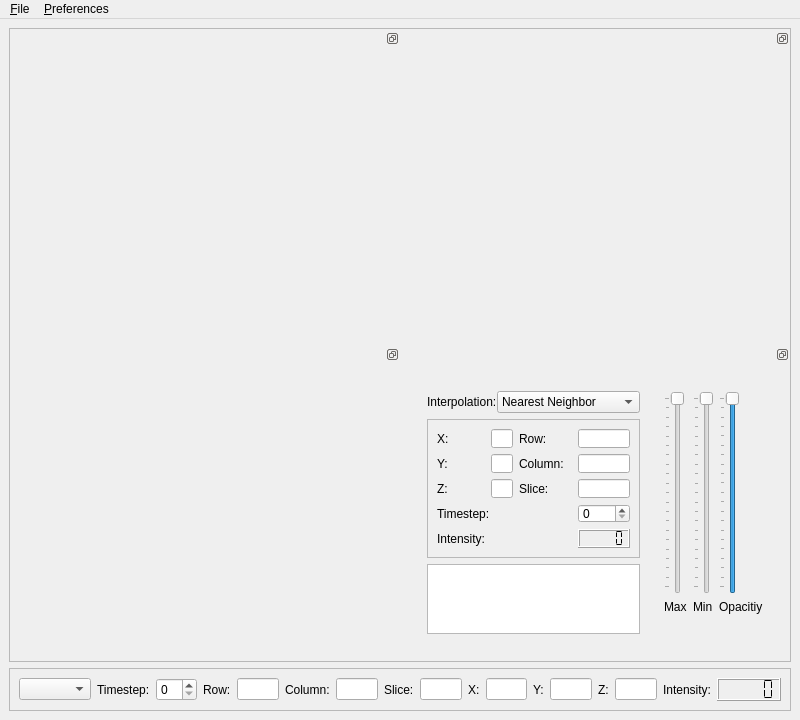
First picture: the form in forms/isisViewerMain.ui, repository isis-group/vast, before the edit.
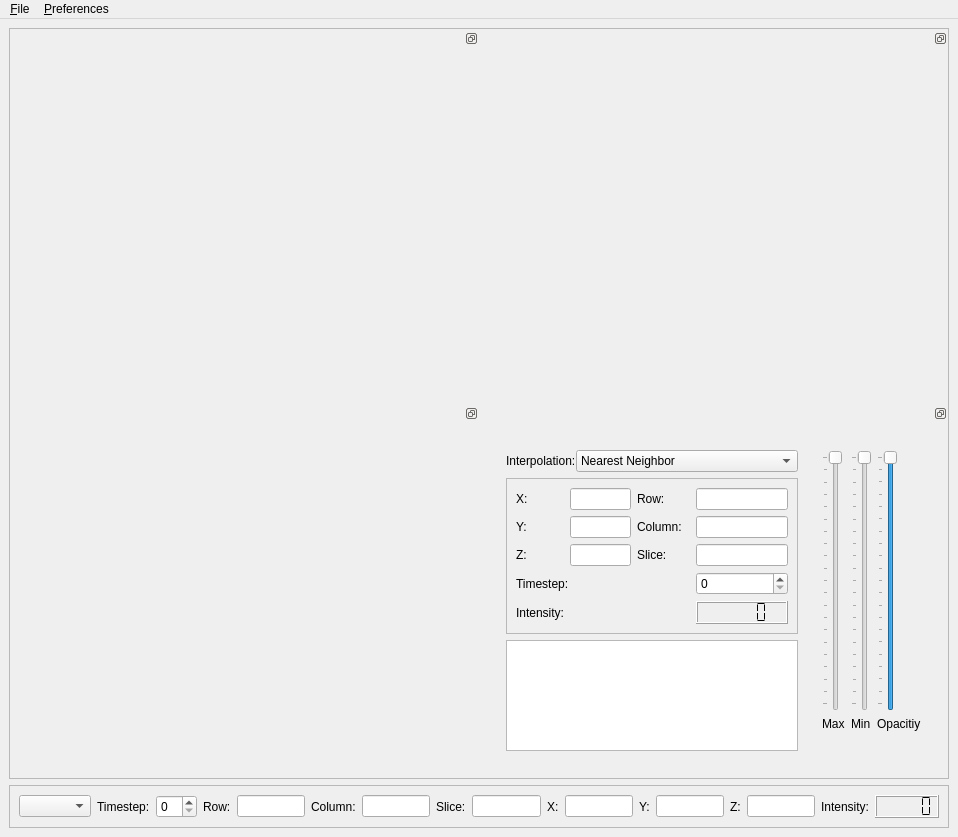
Second picture: the form after the edit.

The edit to the form file:
```diff
--- a/forms/isisViewerMain.ui
+++ b/forms/isisViewerMain.ui
@@ -6,8 +6,8 @@
    <rect>
     <x>0</x>
     <y>0</y>
-    <width>800</width>
-    <height>720</height>
+    <width>958</width>
+    <height>837</height>
    </rect>
   </property>
   <property name="windowTitle">
@@ -16,6 +16,9 @@
   <property name="animated">
    <bool>true</bool>
   </property>
+  <property name="documentMode">
+   <bool>false</bool>
+  </property>
   <property name="tabShape">
    <enum>QTabWidget::Triangular</enum>
   </property>
@@ -694,7 +697,7 @@
     <rect>
      <x>0</x>
      <y>0</y>
-     <width>800</width>
+     <width>958</width>
      <height>25</height>
     </rect>
    </property>
```
